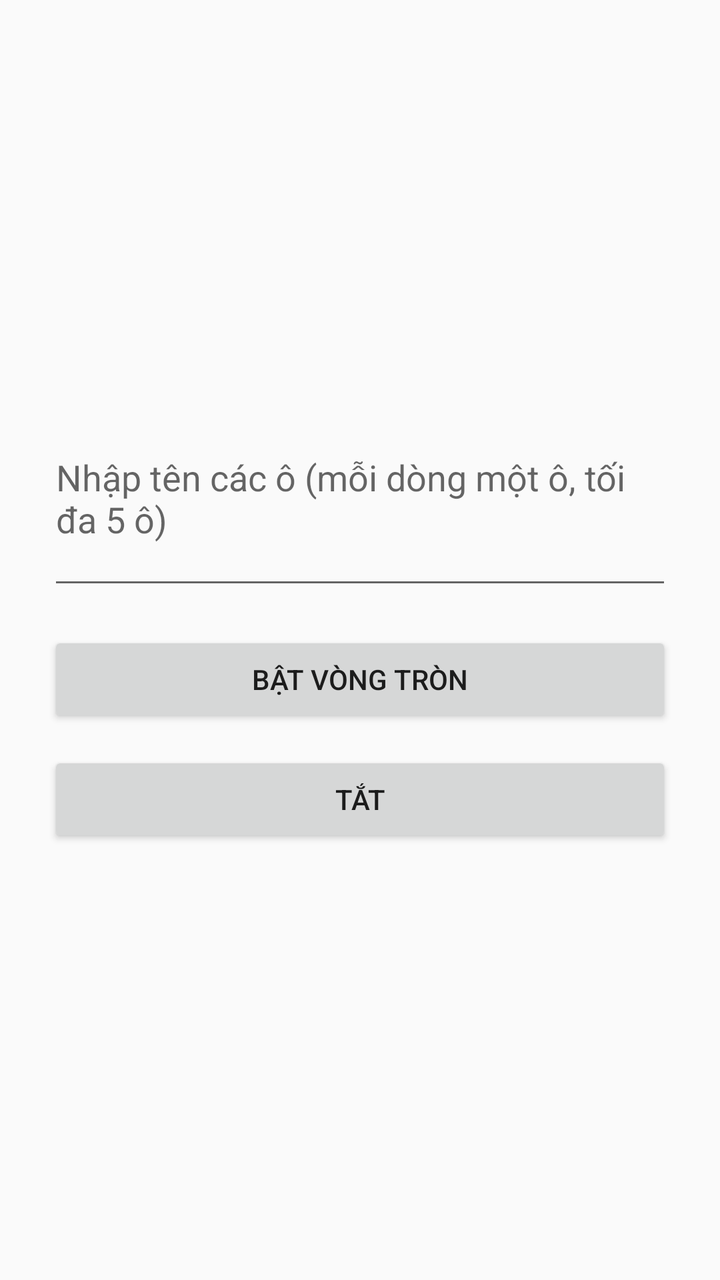
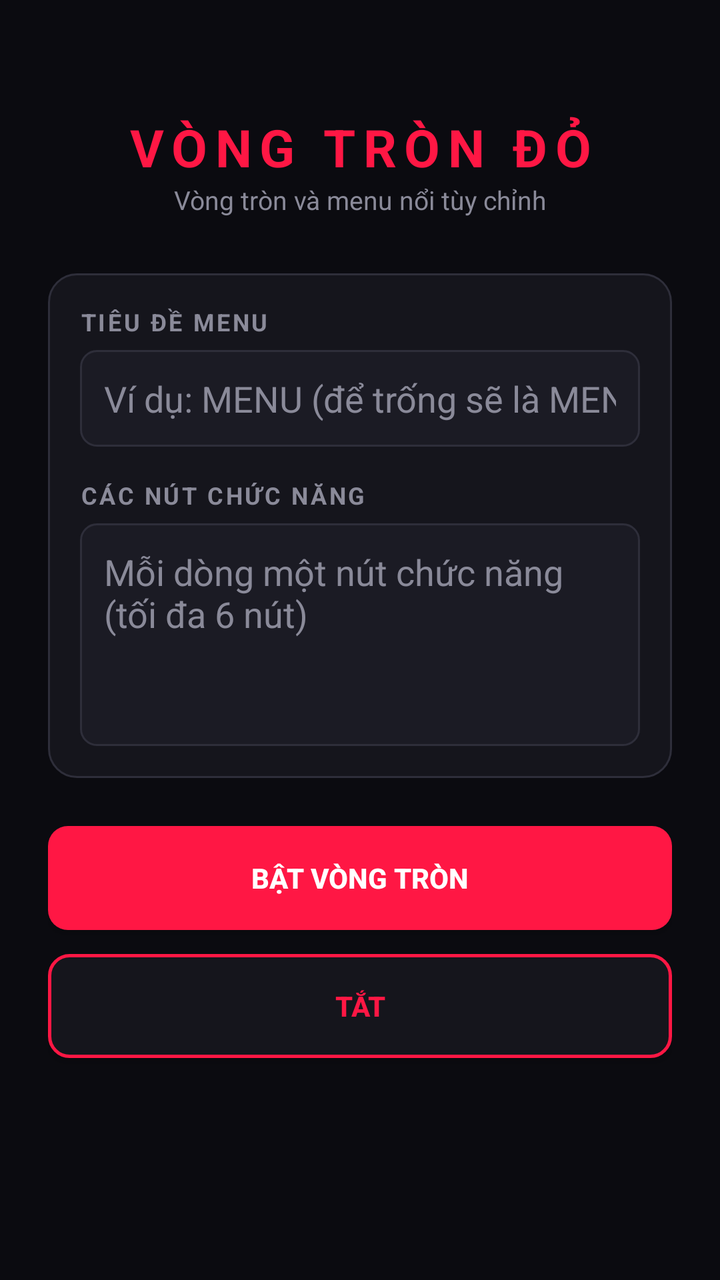

Screens rendered from an Android XML layout before and after an edit, with the pre-edit source and the edit as a unified diff.
<!-- AndroidManifest.xml: application theme Theme.RedCircle -->
<!-- res/layout/activity_main.xml -->
<?xml version="1.0" encoding="utf-8"?>
<LinearLayout xmlns:android="http://schemas.android.com/apk/res/android"
    android:layout_width="match_parent"
    android:layout_height="match_parent"
    android:gravity="center"
    android:orientation="vertical"
    android:padding="24dp">

    
    <TextView
        android:id="@+id/tvHint"
        android:layout_width="wrap_content"
        android:layout_height="wrap_content"
        android:layout_marginBottom="16dp"
        android:gravity="center"
        android:text="@string/hint_permission"
        android:visibility="gone" />

    
    <EditText
        android:id="@+id/edtText"
        android:layout_width="match_parent"
        android:layout_height="wrap_content"
        android:layout_marginBottom="16dp"
        android:gravity="top"
        android:hint="@string/hint_text"
        android:inputType="textMultiLine|textCapSentences"
        android:maxLines="5"
        android:minLines="3" />

    <Button
        android:id="@+id/btnStart"
        android:layout_width="match_parent"
        android:layout_height="wrap_content"
        android:text="@string/btn_start" />

    <Button
        android:id="@+id/btnStop"
        android:layout_width="match_parent"
        android:layout_height="wrap_content"
        android:layout_marginTop="12dp"
        android:text="@string/btn_stop" />

</LinearLayout>
<!-- resources referenced by this layout -->
<resources>
  <string name="btn_start">BẬT VÒNG TRÒN</string>
  <string name="btn_stop">TẮT</string>
  <string name="hint_permission">Cần cấp quyền Hiển thị trên các ứng dụng khác để dùng vòng tròn. Hãy mở lại ứng dụng sau khi cấp quyền.</string>
  <string name="hint_text">Nhập tên các ô (mỗi dòng một ô, tối đa 5 ô)</string>
  <style name="Theme.RedCircle" parent="Theme.AppCompat.Light.DarkActionBar" />
</resources>

<!-- the commit's change to res/layout/activity_main.xml (unified diff, before → after) -->
@@ -1,44 +1,126 @@
 <?xml version="1.0" encoding="utf-8"?>
-<LinearLayout xmlns:android="http://schemas.android.com/apk/res/android"
+<ScrollView xmlns:android="http://schemas.android.com/apk/res/android"
     android:layout_width="match_parent"
     android:layout_height="match_parent"
-    android:gravity="center"
-    android:orientation="vertical"
-    android:padding="24dp">
+    android:fillViewport="true"
+    android:background="@color/bg_dark">
 
-    
-    <TextView
-        android:id="@+id/tvHint"
-        android:layout_width="wrap_content"
-        android:layout_height="wrap_content"
-        android:layout_marginBottom="16dp"
-        android:gravity="center"
-        android:text="@string/hint_permission"
-        android:visibility="gone" />
-
-    
-    <EditText
-        android:id="@+id/edtText"
+    <LinearLayout
         android:layout_width="match_parent"
         android:layout_height="wrap_content"
-        android:layout_marginBottom="16dp"
-        android:gravity="top"
-        android:hint="@string/hint_text"
-        android:inputType="textMultiLine|textCapSentences"
-        android:maxLines="5"
-        android:minLines="3" />
+        android:orientation="vertical"
+        android:padding="24dp">
 
-    <Button
-        android:id="@+id/btnStart"
-        android:layout_width="match_parent"
-        android:layout_height="wrap_content"
-        android:text="@string/btn_start" />
+        
+        <TextView
+            android:layout_width="match_parent"
+            android:layout_height="wrap_content"
+            android:layout_marginTop="32dp"
+            android:gravity="center"
+            android:letterSpacing="0.15"
+            android:text="@string/title_main"
+            android:textColor="@color/accent_red"
+            android:textSize="26sp"
+            android:textStyle="bold" />
 
-    <Button
-        android:id="@+id/btnStop"
-        android:layout_width="match_parent"
-        android:layout_height="wrap_content"
-        android:layout_marginTop="12dp"
-        android:text="@string/btn_stop" />
+        <TextView
+            android:layout_width="match_parent"
+            android:layout_height="wrap_content"
+            android:layout_marginBottom="28dp"
+            android:gravity="center"
+            android:text="@string/subtitle_main"
+            android:textColor="@color/text_secondary"
+            android:textSize="13sp" />
 
-</LinearLayout>
+        
+        <TextView
+            android:id="@+id/tvHint"
+            android:layout_width="match_parent"
+            android:layout_height="wrap_content"
+            android:layout_marginBottom="16dp"
+            android:background="@drawable/bg_card"
+            android:gravity="center"
+            android:padding="16dp"
+            android:text="@string/hint_permission"
+            android:textColor="@color/accent_red"
+            android:visibility="gone" />
+
+        
+        <LinearLayout
+            android:id="@+id/groupInputs"
+            android:layout_width="match_parent"
+            android:layout_height="wrap_content"
+            android:background="@drawable/bg_card"
+            android:orientation="vertical"
+            android:padding="16dp">
+
+            <TextView
+                android:layout_width="wrap_content"
+                android:layout_height="wrap_content"
+                android:letterSpacing="0.1"
+                android:text="@string/label_title"
+                android:textColor="@color/text_secondary"
+                android:textSize="12sp"
+                android:textStyle="bold" />
+
+            <EditText
+                android:id="@+id/edtTitle"
+                android:layout_width="match_parent"
+                android:layout_height="wrap_content"
+                android:layout_marginTop="6dp"
+                android:layout_marginBottom="16dp"
+                android:background="@drawable/bg_edit"
+                android:hint="@string/hint_title"
+                android:inputType="text"
+                android:maxLines="1"
+                android:padding="12dp"
+                android:textColor="@color/text_primary"
+                android:textColorHint="@color/text_secondary" />
+
+            <TextView
+                android:layout_width="wrap_content"
+                android:layout_height="wrap_content"
+                android:letterSpacing="0.1"
+                android:text="@string/label_items"
+                android:textColor="@color/text_secondary"
+                android:textSize="12sp"
+                android:textStyle="bold" />
+
+            <EditText
+                android:id="@+id/edtText"
+                android:layout_width="match_parent"
+                android:layout_height="wrap_content"
+                android:layout_marginTop="6dp"
+                android:background="@drawable/bg_edit"
+                android:gravity="top"
+                android:hint="@string/hint_text"
+                android:inputType="textMultiLine|textCapSentences"
+                android:maxLines="6"
+                android:minLines="4"
+                android:padding="12dp"
+                android:textColor="@color/text_primary"
+                android:textColorHint="@color/text_secondary" />
+        </LinearLayout>
+
+        <Button
+            android:id="@+id/btnStart"
+            android:layout_width="match_parent"
+            android:layout_height="52dp"
+            android:layout_marginTop="24dp"
+            android:background="@drawable/bg_button_primary"
+            android:text="@string/btn_start"
+            android:textColor="@color/text_primary"
+            android:textStyle="bold" />
+
+        <Button
+            android:id="@+id/btnStop"
+            android:layout_width="match_parent"
+            android:layout_height="52dp"
+            android:layout_marginTop="12dp"
+            android:background="@drawable/bg_button_secondary"
+            android:text="@string/btn_stop"
+            android:textColor="@color/accent_red"
+            android:textStyle="bold" />
+
+    </LinearLayout>
+</ScrollView>
<!-- resource entries referenced after the edit -->
@@ -1,9 +1,74 @@
 <!-- resources referenced by this layout -->
 <resources>
+  <color name="accent_red">#FF1744</color>
+  <color name="bg_dark">#0B0B10</color>
+  <color name="text_primary">#FFFFFF</color>
+  <color name="text_secondary">#8A8A99</color>
+  <!-- drawable bg_button_primary (drawable) -->
+  <?xml version="1.0" encoding="utf-8"?>
+  <ripple xmlns:android="http://schemas.android.com/apk/res/android"
+      android:color="#44FFFFFF">
+      <item>
+          <shape android:shape="rectangle">
+              <solid android:color="@color/accent_red" />
+              <corners android:radius="10dp" />
+          </shape>
+      </item>
+  </ripple>
+  <!-- drawable bg_button_secondary (drawable) -->
+  <?xml version="1.0" encoding="utf-8"?>
+  <ripple xmlns:android="http://schemas.android.com/apk/res/android"
+      android:color="#33FF1744">
+      <item>
+          <shape android:shape="rectangle">
+              <solid android:color="@color/bg_card" />
+              <stroke
+                  android:width="1.5dp"
+                  android:color="@color/accent_red" />
+              <corners android:radius="10dp" />
+          </shape>
+      </item>
+  </ripple>
+  <!-- drawable bg_card (drawable) -->
+  <?xml version="1.0" encoding="utf-8"?>
+  <shape xmlns:android="http://schemas.android.com/apk/res/android"
+      android:shape="rectangle">
+      <solid android:color="@color/bg_card" />
+      <stroke
+          android:width="1dp"
+          android:color="@color/line" />
+      <corners android:radius="14dp" />
+  </shape>
+  <!-- drawable bg_edit (drawable) -->
+  <?xml version="1.0" encoding="utf-8"?>
+  <shape xmlns:android="http://schemas.android.com/apk/res/android"
+      android:shape="rectangle">
+      <solid android:color="@color/bg_input" />
+      <stroke
+          android:width="1dp"
+          android:color="@color/line" />
+      <corners android:radius="8dp" />
+  </shape>
   <string name="btn_start">BẬT VÒNG TRÒN</string>
   <string name="btn_stop">TẮT</string>
   <string name="hint_permission">Cần cấp quyền Hiển thị trên các ứng dụng khác để dùng vòng tròn. Hãy mở lại ứng dụng sau khi cấp quyền.</string>
-  <string name="hint_text">Nhập tên các ô (mỗi dòng một ô, tối đa 5 ô)</string>
-  <style name="Theme.RedCircle" parent="Theme.AppCompat.Light.DarkActionBar" />
+  <string name="hint_text">Mỗi dòng một nút chức năng (tối đa 6 nút)</string>
+  <string name="hint_title">Ví dụ: MENU (để trống sẽ là MENU)</string>
+  <string name="label_items">CÁC NÚT CHỨC NĂNG</string>
+  <string name="label_title">TIÊU ĐỀ MENU</string>
+  <string name="subtitle_main">Vòng tròn và menu nổi tùy chỉnh</string>
+  <string name="title_main">VÒNG TRÒN ĐỎ</string>
+  <style name="Theme.RedCircle" parent="Theme.AppCompat.NoActionBar">
+          <item name="android:windowBackground">@color/bg_dark</item>
+          <item name="android:statusBarColor">@color/bg_dark</item>
+          <item name="android:navigationBarColor">@color/bg_dark</item>
+          <item name="android:textColorPrimary">@color/text_primary</item>
+          <item name="colorAccent">@color/accent_red</item>
+          <item name="colorControlActivated">@color/accent_red</item>
+          <item name="colorControlNormal">@color/text_secondary</item>
+      </style>
+  <color name="bg_card">#15151C</color>
+  <color name="line">#2E2E3A</color>
+  <color name="bg_input">#1B1B24</color>
 </resources>
 
